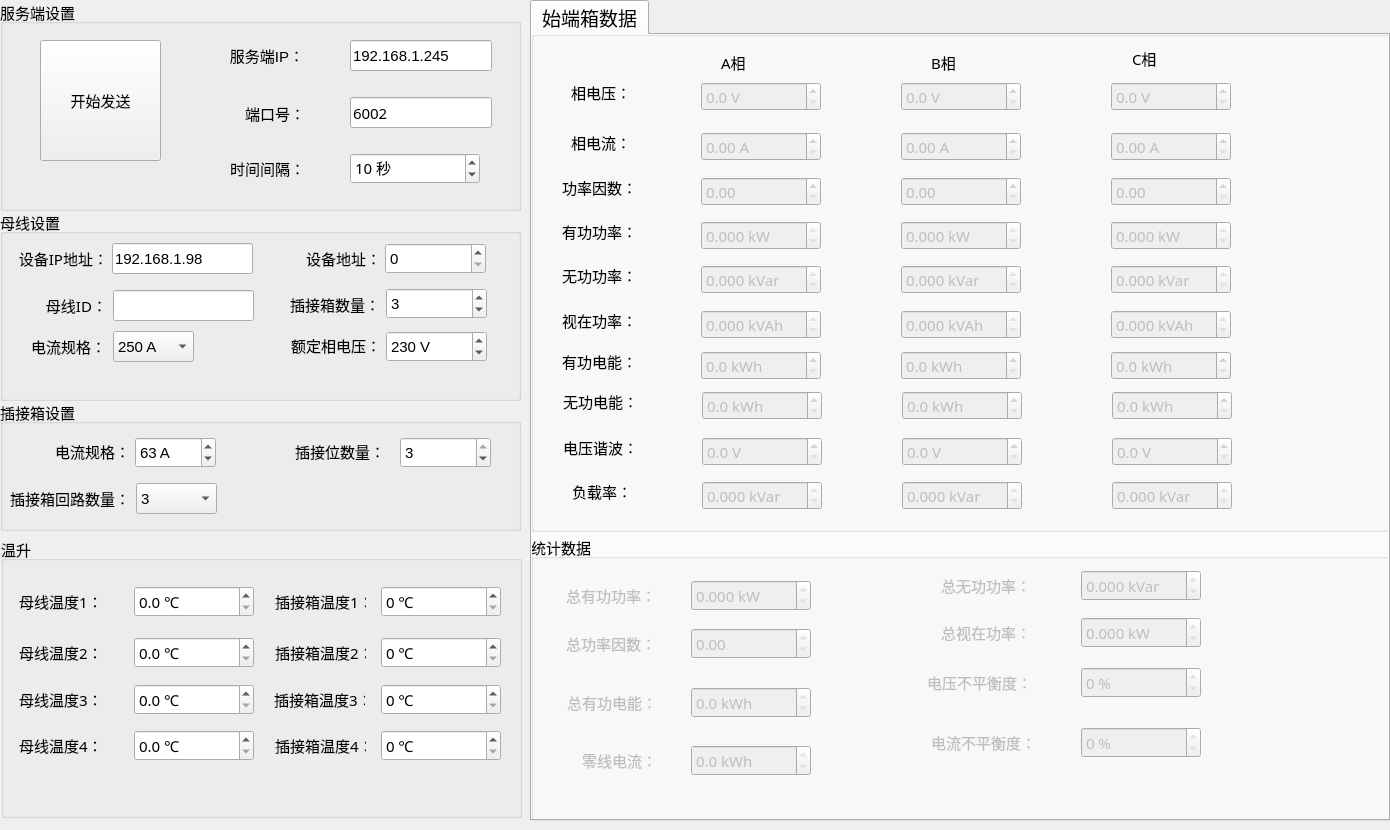
First picture: the form in PM_Tool/bus/bus_uiData/busuidata.ui, repository ChinaClever/PM-Tool, before the edit.
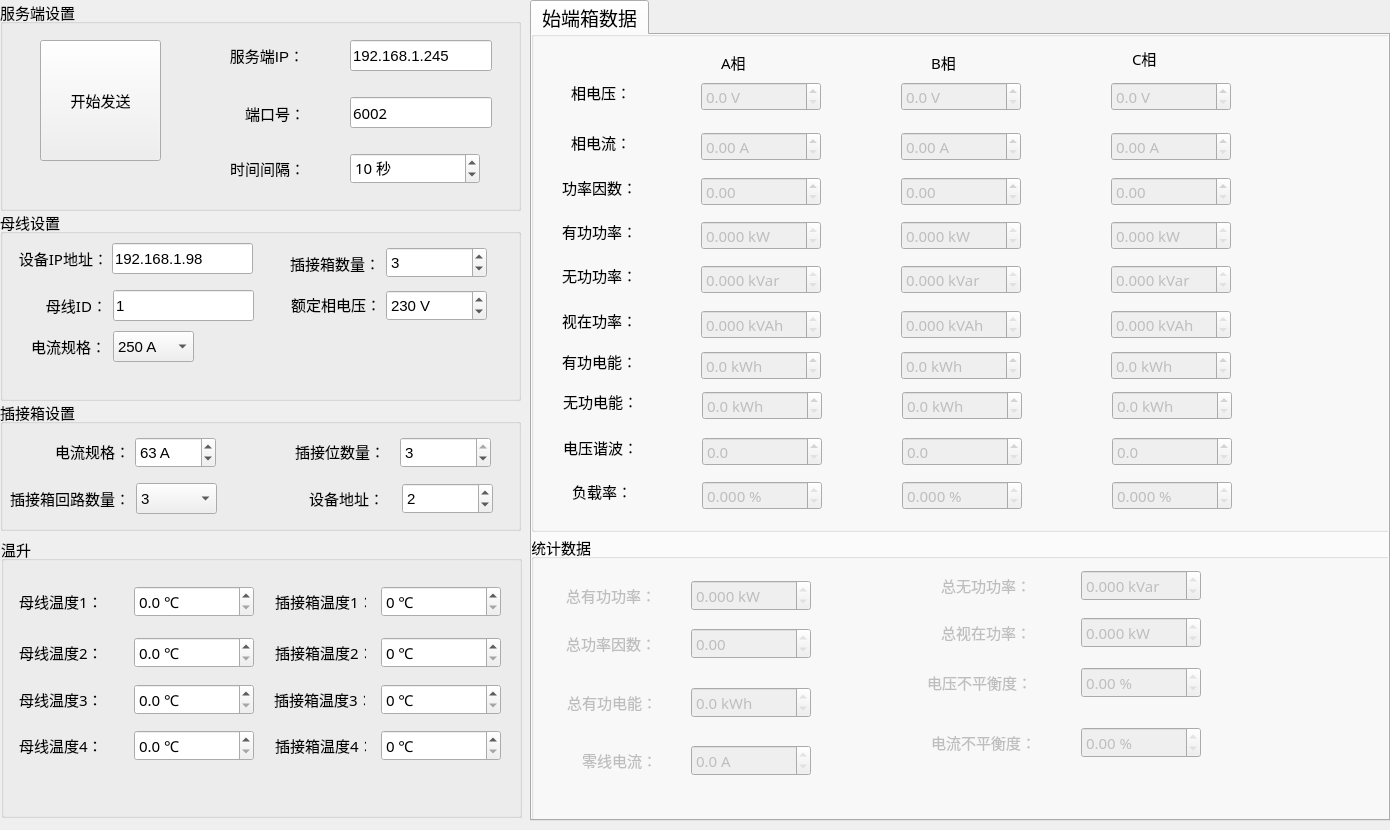
Second picture: the form after the edit.

Patch:
```diff
--- a/PM_Tool/bus/bus_uiData/busuidata.ui
+++ b/PM_Tool/bus/bus_uiData/busuidata.ui
@@ -227,40 +227,6 @@
    <property name="title">
     <string>母线设置</string>
    </property>
-   <widget class="QLabel" name="label_23">
-    <property name="geometry">
-     <rect>
-      <x>261</x>
-      <y>33</y>
-      <width>120</width>
-      <height>31</height>
-     </rect>
-    </property>
-    <property name="minimumSize">
-     <size>
-      <width>120</width>
-      <height>0</height>
-     </size>
-    </property>
-    <property name="maximumSize">
-     <size>
-      <width>120</width>
-      <height>16777215</height>
-     </size>
-    </property>
-    <property name="font">
-     <font>
-      <family>微软雅黑</family>
-      <pointsize>11</pointsize>
-     </font>
-    </property>
-    <property name="text">
-     <string>设备地址：</string>
-    </property>
-    <property name="alignment">
-     <set>Qt::AlignRight|Qt::AlignTrailing|Qt::AlignVCenter</set>
-    </property>
-   </widget>
    <widget class="QLabel" name="label_22">
     <property name="geometry">
      <rect>
@@ -313,24 +279,6 @@
      <string>192.168.1.98</string>
     </property>
    </widget>
-   <widget class="QSpinBox" name="addr">
-    <property name="geometry">
-     <rect>
-      <x>385</x>
-      <y>33</y>
-      <width>101</width>
-      <height>31</height>
-     </rect>
-    </property>
-    <property name="font">
-     <font>
-      <pointsize>11</pointsize>
-     </font>
-    </property>
-    <property name="maximum">
-     <number>9</number>
-    </property>
-   </widget>
    <widget class="QLabel" name="label_24">
     <property name="geometry">
      <rect>
@@ -380,14 +328,14 @@
      </font>
     </property>
     <property name="text">
-     <string/>
+     <string>1</string>
     </property>
    </widget>
    <widget class="QLabel" name="label_25">
     <property name="geometry">
      <rect>
       <x>260</x>
-      <y>84</y>
+      <y>43</y>
       <width>120</width>
       <height>21</height>
      </rect>
@@ -485,7 +433,7 @@
     <property name="geometry">
      <rect>
       <x>386</x>
-      <y>121</y>
+      <y>80</y>
       <width>101</width>
       <height>31</height>
      </rect>
@@ -515,7 +463,7 @@
     <property name="geometry">
      <rect>
       <x>261</x>
-      <y>120</y>
+      <y>79</y>
       <width>120</width>
       <height>31</height>
      </rect>
@@ -550,7 +498,7 @@
    <property name="geometry">
     <rect>
      <x>386</x>
-     <y>288</y>
+     <y>247</y>
      <width>101</width>
      <height>31</height>
     </rect>
@@ -768,6 +716,61 @@
      </property>
     </item>
    </widget>
+   <widget class="QLabel" name="label_23">
+    <property name="geometry">
+     <rect>
+      <x>264</x>
+      <y>83</y>
+      <width>120</width>
+      <height>31</height>
+     </rect>
+    </property>
+    <property name="minimumSize">
+     <size>
+      <width>120</width>
+      <height>0</height>
+     </size>
+    </property>
+    <property name="maximumSize">
+     <size>
+      <width>120</width>
+      <height>16777215</height>
+     </size>
+    </property>
+    <property name="font">
+     <font>
+      <family>微软雅黑</family>
+      <pointsize>11</pointsize>
+     </font>
+    </property>
+    <property name="text">
+     <string>设备地址：</string>
+    </property>
+    <property name="alignment">
+     <set>Qt::AlignRight|Qt::AlignTrailing|Qt::AlignVCenter</set>
+    </property>
+   </widget>
+   <widget class="QSpinBox" name="addr">
+    <property name="geometry">
+     <rect>
+      <x>402</x>
+      <y>83</y>
+      <width>91</width>
+      <height>31</height>
+     </rect>
+    </property>
+    <property name="font">
+     <font>
+      <pointsize>11</pointsize>
+     </font>
+    </property>
+    <property name="maximum">
+     <number>9</number>
+    </property>
+    <property name="value">
+     <number>2</number>
+    </property>
+   </widget>
   </widget>
   <widget class="QGroupBox" name="groupBox_4">
    <property name="geometry">
@@ -2296,7 +2299,7 @@
        </font>
       </property>
       <property name="suffix">
-       <string> V</string>
+       <string/>
       </property>
       <property name="decimals">
        <number>1</number>
@@ -2343,7 +2346,7 @@
        </font>
       </property>
       <property name="suffix">
-       <string> V</string>
+       <string/>
       </property>
       <property name="decimals">
        <number>1</number>
@@ -2371,7 +2374,7 @@
        </font>
       </property>
       <property name="suffix">
-       <string> V</string>
+       <string/>
       </property>
       <property name="decimals">
        <number>1</number>
@@ -2405,7 +2408,7 @@
        <enum>QAbstractSpinBox::UpDownArrows</enum>
       </property>
       <property name="suffix">
-       <string> kVar</string>
+       <string> %</string>
       </property>
       <property name="decimals">
        <number>3</number>
@@ -2439,7 +2442,7 @@
        <enum>QAbstractSpinBox::UpDownArrows</enum>
       </property>
       <property name="suffix">
-       <string> kVar</string>
+       <string> %</string>
       </property>
       <property name="decimals">
        <number>3</number>
@@ -2492,7 +2495,7 @@
        <enum>QAbstractSpinBox::UpDownArrows</enum>
       </property>
       <property name="suffix">
-       <string> kVar</string>
+       <string> %</string>
       </property>
       <property name="decimals">
        <number>3</number>
@@ -2667,7 +2670,7 @@
        <string> %</string>
       </property>
       <property name="decimals">
-       <number>0</number>
+       <number>2</number>
       </property>
       <property name="maximum">
        <double>100.000000000000000</double>
@@ -2990,7 +2993,7 @@
        <string> %</string>
       </property>
       <property name="decimals">
-       <number>0</number>
+       <number>2</number>
       </property>
       <property name="maximum">
        <double>100.000000000000000</double>
@@ -3132,7 +3135,7 @@
        <enum>QAbstractSpinBox::UpDownArrows</enum>
       </property>
       <property name="suffix">
-       <string> kWh</string>
+       <string> A</string>
       </property>
       <property name="decimals">
        <number>1</number>
```
Left out of the diff: 28 changed lines with no effect on the pictures.
